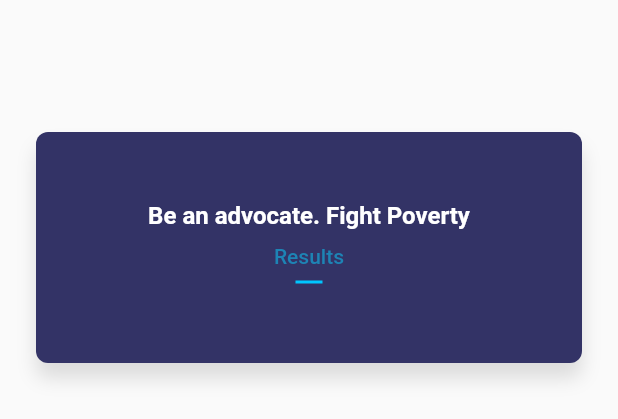
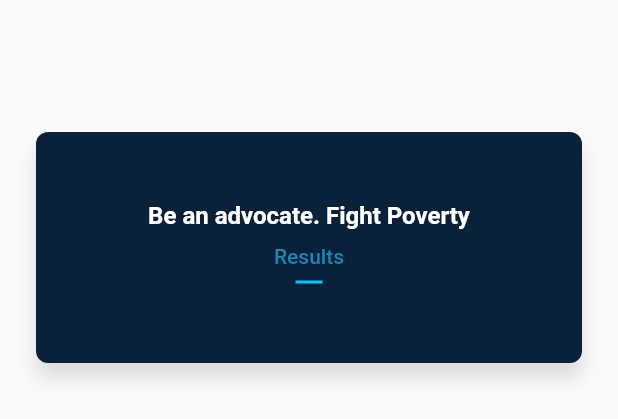
Before and after one commit to Tantan4321/Better-World, a Flutter app: the EventV2Card widget shown alone on an empty page, opened directly with sample values from the repository, on a phone screen of 412 x 824 dp. Shown: the top 419 px of the screen. Run offline on Flutter 3.47's test engine with Material 2 defaults, Android fonts, the phone set to English and light mode, and no system bars; our stand-ins replace gradient_app_bar; missing offline and left inert: nice_button; network calls fail.

Commit message:
Changed description colors

```diff
--- a/minnehack_app/lib/ui/details_page.dart
+++ b/minnehack_app/lib/ui/details_page.dart
@@ -17,7 +17,7 @@ class DetailPage extends StatelessWidget {
     return new Scaffold(
       body: new Container(
           constraints: new BoxConstraints.expand(),
-          color: new Color(0xFF736AB7),
+          color: new Color(0xFF008080),
           child: Stack(
             children: <Widget>[
               Column(
--- a/minnehack_app/lib/widgets/event_v2_card.dart
+++ b/minnehack_app/lib/widgets/event_v2_card.dart
@@ -1,4 +1,5 @@
 import 'package:flutter/material.dart';
+import 'package:minnehack_app/configs/AppColors.dart';
 import 'package:minnehack_app/configs/text_styles.dart';
 import 'package:minnehack_app/models/event.dart';
 import 'package:minnehack_app/widgets/separator.dart';
@@ -40,7 +41,7 @@ class EventV2Card extends StatelessWidget {
       height: 154.0,
       margin: EdgeInsets.only(top: 72.0),
       decoration: new BoxDecoration(
-        color: new Color(0xFF333366),
+        color: AppColors.navyBlue,
         shape: BoxShape.rectangle,
         borderRadius: new BorderRadius.circular(8.0),
         boxShadow: <BoxShadow>[
```
